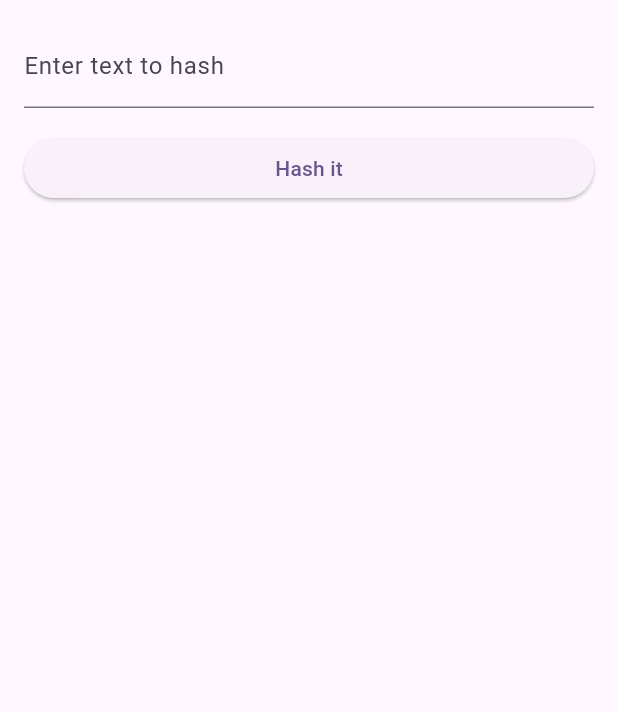
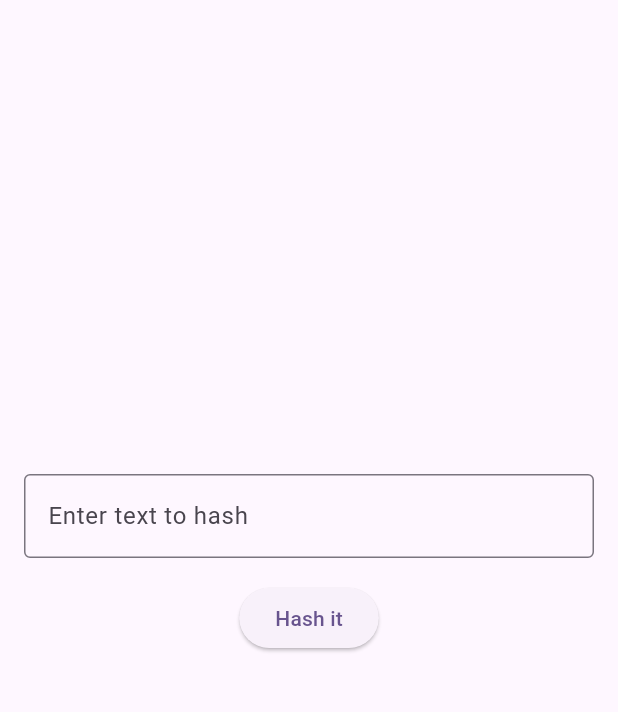
Before and after one commit to joesokhen/dsa_hash, a Flutter app: the screen it shows after launch, on a phone screen of 412 x 824 dp, the part 84-796 px from its top. Run offline on Flutter 3.47's test engine with Material 3 defaults, Android fonts, the phone set to English and light mode, and no system bars; missing offline and left inert: cryptography.

Commit message:
main: UI changes.
Signed-off-by: Joe Al Sokhen <jya20008@students.aust.edu.lb>

```diff
--- a/lib/main.dart
+++ b/lib/main.dart
@@ -91,12 +91,17 @@
       body: Padding(
         padding: const EdgeInsets.all(16.0),
         child: Column(
-          crossAxisAlignment: CrossAxisAlignment.stretch,
+          crossAxisAlignment: CrossAxisAlignment.center,
+          mainAxisAlignment: MainAxisAlignment.center,
           children: <Widget>[
-            TextField(
+            SizedBox(
+              width: 400,
+              child: TextField(
                 controller: _inputController,
                 decoration: const InputDecoration(
+                  border: OutlineInputBorder(),
                   labelText: 'Enter text to hash',
+                ),
               ),
             ),
             const SizedBox(height: 16),
@@ -105,6 +110,12 @@
               child: const Text('Hash it'),
             ),
             const SizedBox(height: 16),
+            Row(
+              mainAxisAlignment: MainAxisAlignment.spaceAround,
+              children: [
+                Column(
+                  // mainAxisAlignment: MainAxisAlignment.center,
+                  children: <Widget>[
                     if (hashedValue != null)
                       const Text(
                         'Hashed value:',
@@ -113,9 +124,28 @@
                     if (hashedValue != null)
                       const SizedBox(height: 8),
                     if (hashedValue != null)
-              Text(
+                      SizedBox(
+                        width: 200,
+                        child: Container(
+                          padding: const EdgeInsets.all(8),
+                          decoration: BoxDecoration(
+                            color: Colors.purple[100],
+                            borderRadius: BorderRadius.circular(8),
+                          ),
+                          child: Text(
                             hashedValue!,
-                style: const TextStyle(fontSize: 16, fontWeight: FontWeight.bold),
+                            style: const TextStyle(
+                              fontFamily: 'Courier',
+                              fontSize: 14,
+                              fontWeight: FontWeight.bold,
+                              color: Colors.black54
+                            ),
+                          ),
+                        ),
+                      ),
+                  ],
+                ),
+              ],
             ),
             ],
         ),
```
Lines whose indentation alone changed are shown as unchanged.
